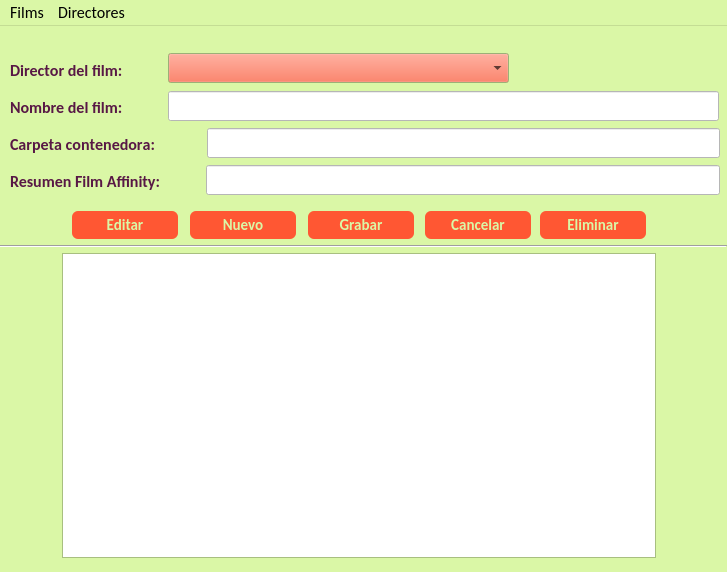
Qt form gui/main.ui (QuitoAr/Cine) before a commit.
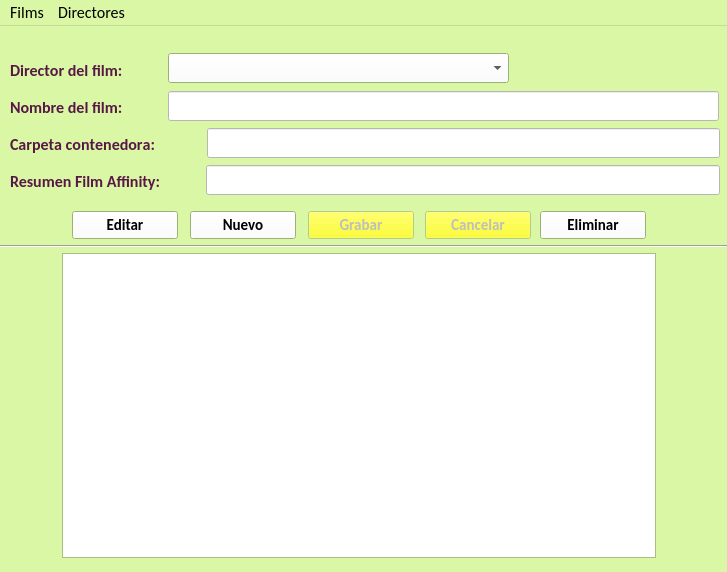
The same form after that commit. Icons and pictures are not drawn.

Commit message: Agregar archivo main-ui

```diff
--- a/gui/main.ui
+++ b/gui/main.ui
@@ -49,6 +49,15 @@
        </color>
       </brush>
      </colorrole>
+     <colorrole role="Light">
+      <brush brushstyle="SolidPattern">
+       <color alpha="255">
+        <red>218</red>
+        <green>247</green>
+        <blue>166</blue>
+       </color>
+      </brush>
+     </colorrole>
      <colorrole role="Base">
       <brush brushstyle="SolidPattern">
        <color alpha="255">
@@ -100,8 +109,17 @@
       <brush brushstyle="SolidPattern">
        <color alpha="255">
         <red>255</red>
-        <green>87</green>
-        <blue>51</blue>
+        <green>255</green>
+        <blue>255</blue>
+       </color>
+      </brush>
+     </colorrole>
+     <colorrole role="Light">
+      <brush brushstyle="SolidPattern">
+       <color alpha="255">
+        <red>255</red>
+        <green>255</green>
+        <blue>255</blue>
        </color>
       </brush>
      </colorrole>
@@ -156,8 +174,17 @@
       <brush brushstyle="SolidPattern">
        <color alpha="255">
         <red>255</red>
-        <green>87</green>
-        <blue>51</blue>
+        <green>255</green>
+        <blue>0</blue>
+       </color>
+      </brush>
+     </colorrole>
+     <colorrole role="Light">
+      <brush brushstyle="SolidPattern">
+       <color alpha="255">
+        <red>255</red>
+        <green>255</green>
+        <blue>255</blue>
        </color>
       </brush>
      </colorrole>
@@ -783,7 +810,7 @@
    </widget>
    <widget class="QPushButton" name="btnEditar">
     <property name="enabled">
-     <bool>false</bool>
+     <bool>true</bool>
     </property>
     <property name="geometry">
      <rect>
@@ -811,12 +838,7 @@
      <cursorShape>PointingHandCursor</cursorShape>
     </property>
     <property name="styleSheet">
-     <string notr="true">color: rgb(218, 247, 166);
-gridline-color: rgb(0, 0, 0);
-background-color: rgb(255, 87, 51);
-border: 2px;
-border-radius: 6px;
-border-color: rgb(218, 247, 166);</string>
+     <string notr="true"/>
     </property>
     <property name="text">
      <string>Editar</string>
@@ -852,11 +874,7 @@
      <cursorShape>PointingHandCursor</cursorShape>
     </property>
     <property name="styleSheet">
-     <string notr="true">color: rgb(218, 247, 166);
-background-color: rgb(255, 87, 51);
-border: 2px;
-border-radius: 6px;
-border-color: rgb(218, 247, 166);</string>
+     <string notr="true"/>
     </property>
     <property name="text">
      <string>Nuevo</string>
@@ -892,11 +910,7 @@
      <cursorShape>PointingHandCursor</cursorShape>
     </property>
     <property name="styleSheet">
-     <string notr="true">color: rgb(218, 247, 166);
-background-color: rgb(255, 87, 51);
-border: 2px;
-border-radius: 6px;
-border-color: rgb(218, 247, 166);</string>
+     <string notr="true"/>
     </property>
     <property name="text">
      <string>Grabar</string>
@@ -932,11 +946,7 @@
      <cursorShape>PointingHandCursor</cursorShape>
     </property>
     <property name="styleSheet">
-     <string notr="true">color: rgb(218, 247, 166);
-background-color: rgb(255, 87, 51);
-border: 2px;
-border-radius: 6px;
-border-color: rgb(218, 247, 166);</string>
+     <string notr="true"/>
     </property>
     <property name="text">
      <string>Cancelar</string>
@@ -972,11 +982,7 @@
      <cursorShape>PointingHandCursor</cursorShape>
     </property>
     <property name="styleSheet">
-     <string notr="true">color: rgb(218, 247, 166);
-background-color: rgb(255, 87, 51);
-border: 2px;
-border-radius: 6px;
-border-color: rgb(218, 247, 166);</string>
+     <string notr="true"/>
     </property>
     <property name="text">
      <string>Eliminar</string>
```
